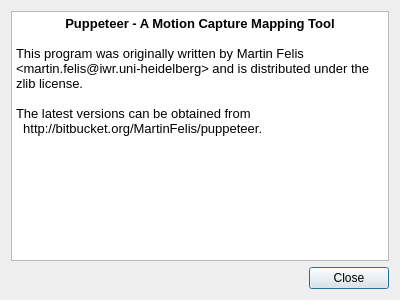
This is ui/PuppeteerAboutDialog.ui in martinfelis/puppeteer as Qt 5 draws it before an edit. The edited form follows.
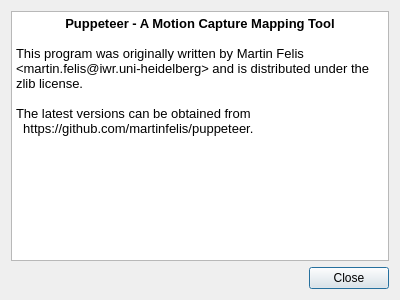
This is the edited form.

Commit message: Updated repository path

The edit to the form file:
```diff
--- a/ui/PuppeteerAboutDialog.ui
+++ b/ui/PuppeteerAboutDialog.ui
@@ -42,7 +42,7 @@
 &lt;p style=&quot; margin-top:0px; margin-bottom:0px; margin-left:0px; margin-right:0px; -qt-block-indent:0; text-indent:0px;&quot;&gt;This program was originally written by Martin Felis &amp;lt;martin.felis@iwr.uni-heidelberg&amp;gt; and is distributed under the zlib license.&lt;/p&gt;
 &lt;p style=&quot;-qt-paragraph-type:empty; margin-top:0px; margin-bottom:0px; margin-left:0px; margin-right:0px; -qt-block-indent:0; text-indent:0px;&quot;&gt;&lt;br /&gt;&lt;/p&gt;
 &lt;p style=&quot; margin-top:0px; margin-bottom:0px; margin-left:0px; margin-right:0px; -qt-block-indent:0; text-indent:0px;&quot;&gt;The latest versions can be obtained from &lt;/p&gt;
-&lt;p style=&quot; margin-top:0px; margin-bottom:0px; margin-left:0px; margin-right:0px; -qt-block-indent:0; text-indent:0px;&quot;&gt;  http://bitbucket.org/MartinFelis/puppeteer.&lt;/p&gt;&lt;/body&gt;&lt;/html&gt;</string>
+&lt;p style=&quot; margin-top:0px; margin-bottom:0px; margin-left:0px; margin-right:0px; -qt-block-indent:0; text-indent:0px;&quot;&gt;  https://github.com/martinfelis/puppeteer.&lt;/p&gt;&lt;/body&gt;&lt;/html&gt;</string>
      </property>
     </widget>
    </item>
```
